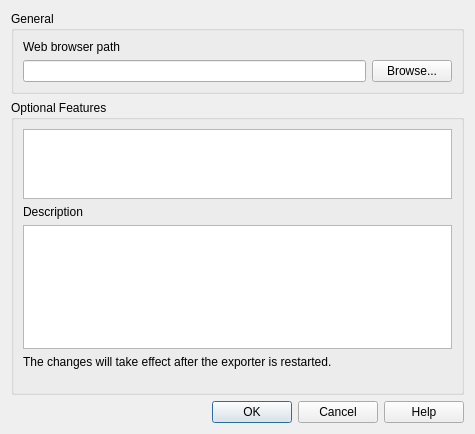
This is gui/ui/settingsdialog.ui in minorua/Qgis2threejs as Qt 5 draws it before an edit. The edited form follows.
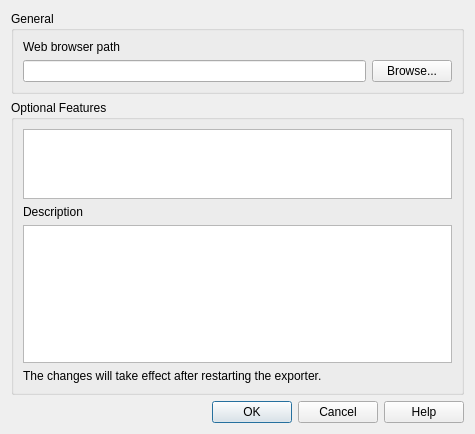
This is the edited form.

```diff
--- a/gui/ui/settingsdialog.ui
+++ b/gui/ui/settingsdialog.ui
@@ -83,8 +83,7 @@
       <item>
        <widget class="QLabel" name="label_3">
         <property name="text">
-         <string>The changes will take effect after the exporter is restarted.
-</string>
+         <string>The changes will take effect after restarting the exporter.</string>
         </property>
        </widget>
       </item>
```
